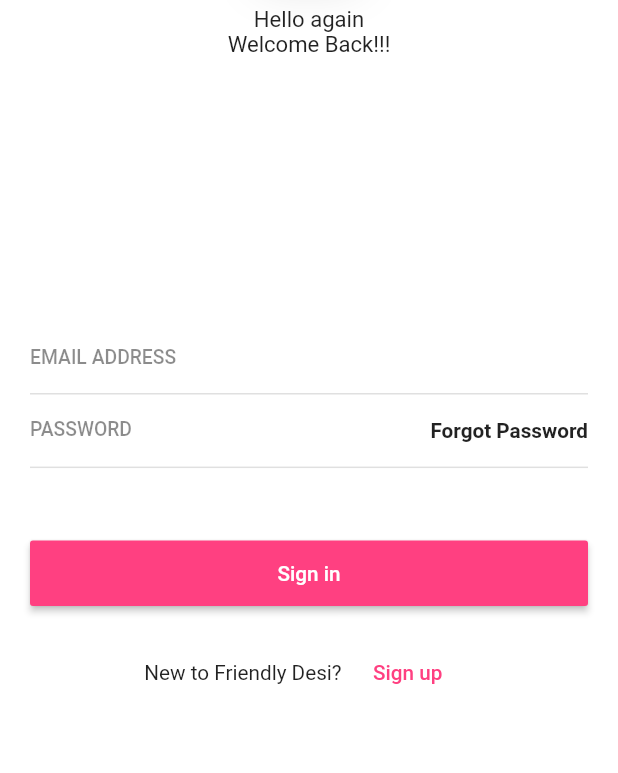
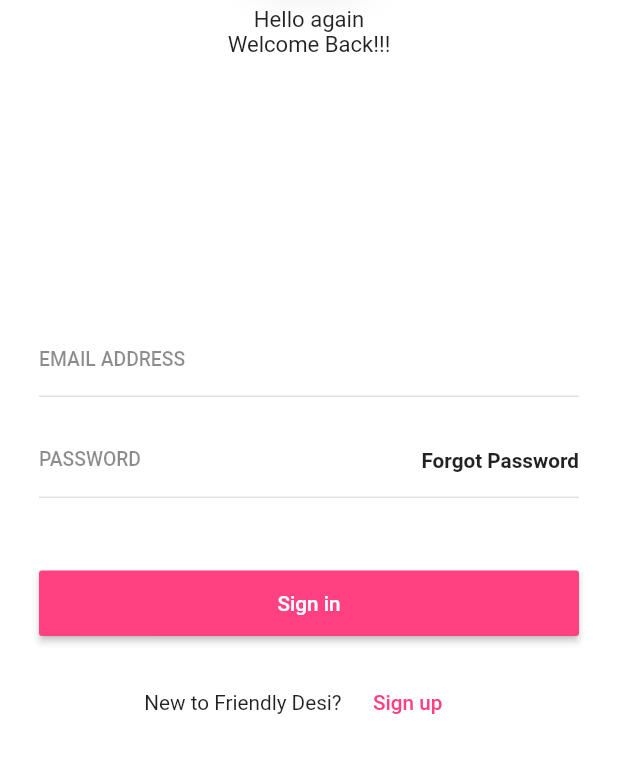
Before and after one commit to PeterPaulez/login_app, a Flutter app: the screen it shows after launch, on a phone screen of 412 x 824 dp, the part 314-1087 px from its top. Run offline on Flutter 3.47's test engine with Material 2 defaults, Android fonts, the light colour scheme and no system bars; our stand-ins replace flutter_svg.

Commit message:
CHANGE: Terminamos los retoques para el diseño del formulario, utilizamos una nueva propiedad para saber si el dispositivo es una Tableta

```diff
--- a/lib/utils/responsive.dart
+++ b/lib/utils/responsive.dart
@@ -3,6 +3,7 @@
 
 class Responsive {
   double _width, _height, _diagonal;
+  bool _isTablet;
 
   static Responsive of(BuildContext context) => Responsive(context);
 
@@ -11,11 +12,14 @@
     this._width = size.width;
     this._height = size.height;
     this._diagonal = math.sqrt(math.pow(_width, 2) + math.pow(_height, 2));
+    this._isTablet =
+        size.shortestSide >= 600; // La media en alto y ancho mas pequeña
   }
 
   double get width => this._width;
   double get height => this._height;
   double get diagonal => this._diagonal;
+  bool get isTablet => this._isTablet;
 
   double withPercent(double percent) => this._width * percent / 100;
   double heightPercent(double percent) => this._height * percent / 100;
--- a/lib/widgets/loginForm.dart
+++ b/lib/widgets/loginForm.dart
@@ -14,9 +14,11 @@
   Widget build(BuildContext context) {
     final Responsive responsive = Responsive.of(context);
     return Positioned(
-      bottom: 50,
-      left: 20, // Esto es para que el COLUMN pueda calcular el ancho
-      right: 20, // Esto es para que el COLUMN pueda calcular el ancho
+      bottom: 30,
+      child: Container(
+        constraints: BoxConstraints(
+          maxWidth: responsive.isTablet ? 430 : 360,
+        ),
         child: Column(
           children: <Widget>[
             InputTextWidget(
@@ -24,6 +26,7 @@
               keyboardType: TextInputType.emailAddress,
               fontSize: responsive.diagonalPercent(1.4),
             ),
+            SizedBox(height: responsive.diagonalPercent(2)),
             Container(
               decoration: BoxDecoration(
                 border: Border(
@@ -56,8 +59,8 @@
             ),
             SizedBox(height: responsive.diagonalPercent(5)),
             MaterialButton(
-            padding:
-                EdgeInsets.symmetric(vertical: responsive.diagonalPercent(1.5)),
+              padding: EdgeInsets.symmetric(
+                  vertical: responsive.diagonalPercent(1.5)),
               minWidth: double.infinity,
               onPressed: () {},
               child: Text(
@@ -93,6 +96,7 @@
             SizedBox(height: responsive.diagonalPercent(10)),
           ],
         ),
+      ),
     );
   }
 }
```
Lines whose indentation alone changed are shown as unchanged.
